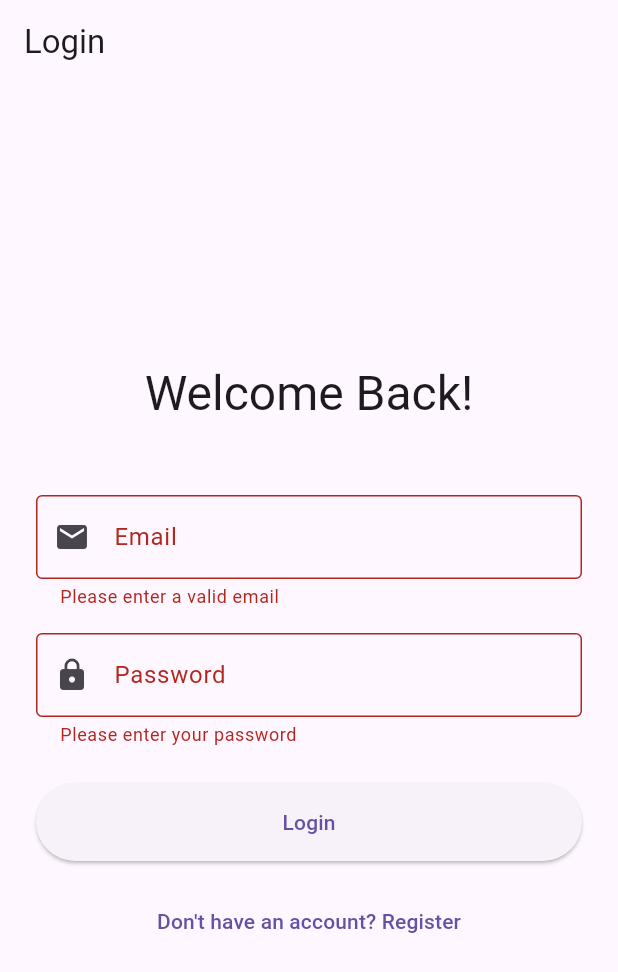
After one commit to azharmlnf/inventory-apps, a Flutter app: the screen it shows after launch, after a tap on "Login", on a phone screen of 412 x 824 dp. The commit adds this screen. Shown: the top 972 px of the screen. Run offline on Flutter 3.47's test engine with Material 3 defaults, Android fonts, the phone set to English and light mode, and no system bars; our stand-ins replace appwrite, flutter_riverpod; network calls fail.

Commit message:
membuat login

```diff
--- /dev/null
+++ b/flutter_inventory_app/lib/core/appwrite_provider.dart
@@ -0,0 +1,13 @@
+import 'package:appwrite/appwrite.dart';
+import 'package:flutter_riverpod/flutter_riverpod.dart';
+
+final appwriteClientProvider = Provider<Client>((ref) {
+  return Client()
+      .setEndpoint('https://sgp.cloud.appwrite.io/v1')
+      .setProject('691431ef001f61d2ee98');
+});
+
+final appwriteAccountProvider = Provider<Account>((ref) {
+  final client = ref.watch(appwriteClientProvider);
+  return Account(client);
+});
--- /dev/null
+++ b/flutter_inventory_app/lib/data/repositories/auth_repository.dart
@@ -0,0 +1,65 @@
+import 'package:appwrite/appwrite.dart';
+import 'package:appwrite/models.dart' as models;
+import 'package:flutter_riverpod/flutter_riverpod.dart';
+import 'package:flutter_inventory_app/core/appwrite_provider.dart';
+
+final authRepositoryProvider = Provider<AuthRepository>((ref) {
+  final account = ref.watch(appwriteAccountProvider);
+  return AuthRepository(account: account);
+});
+
+class AuthRepository {
+  final Account _account;
+
+  AuthRepository({required Account account}) : _account = account;
+
+  Future<models.User> signUp({required String email, required String password, required String name}) async {
+    try {
+      final user = await _account.create(
+        userId: ID.unique(),
+        email: email,
+        password: password,
+        name: name,
+      );
+      return user;
+    } on AppwriteException catch (e) {
+      throw e.message ?? 'An unknown error occurred during sign up.';
+    } catch (e) {
+      throw 'An unexpected error occurred.';
+    }
+  }
+
+  Future<models.Session> signIn({required String email, required String password}) async {
+    try {
+      final session = await _account.createEmailPasswordSession(
+        email: email,
+        password: password,
+      );
+      return session;
+    } on AppwriteException catch (e) {
+      throw e.message ?? 'An unknown error occurred during sign in.';
+    } catch (e) {
+      throw 'An unexpected error occurred.';
+    }
+  }
+
+  Future<void> signOut() async {
+    try {
+      await _account.deleteSession(sessionId: 'current');
+    } on AppwriteException catch (e) {
+      throw e.message ?? 'An unknown error occurred during sign out.';
+    } catch (e) {
+      throw 'An unexpected error occurred.';
+    }
+  }
+
+  Future<models.User?> getCurrentUser() async {
+    try {
+      return await _account.get();
+    } on AppwriteException {
+      return null;
+    } catch (e) {
+      return null;
+    }
+  }
+}
--- /dev/null
+++ b/flutter_inventory_app/lib/features/auth/pages/login_page.dart
@@ -0,0 +1,123 @@
+import 'package:flutter/material.dart';
+import 'package:flutter_riverpod/flutter_riverpod.dart';
+import 'package:flutter_inventory_app/features/auth/pages/register_page.dart';
+import 'package:flutter_inventory_app/features/auth/providers/auth_state_provider.dart';
+
+class LoginPage extends ConsumerStatefulWidget {
+  const LoginPage({super.key});
+
+  @override
+  ConsumerState<LoginPage> createState() => _LoginPageState();
+}
+
+class _LoginPageState extends ConsumerState<LoginPage> {
+  final _formKey = GlobalKey<FormState>();
+  final _emailController = TextEditingController();
+  final _passwordController = TextEditingController();
+
+  @override
+  void dispose() {
+    _emailController.dispose();
+    _passwordController.dispose();
+    super.dispose();
+  }
+
+  void _submit() {
+    if (_formKey.currentState!.validate()) {
+      ref.read(authControllerProvider.notifier).signIn(
+            _emailController.text.trim(),
+            _passwordController.text.trim(),
+          );
+    }
+  }
+
+  @override
+  Widget build(BuildContext context) {
+    ref.listen<AuthState>(authControllerProvider, (previous, next) {
+      if (next.status == AuthStatus.error) {
+        ScaffoldMessenger.of(context).showSnackBar(
+          SnackBar(
+            content: Text(next.errorMessage ?? 'Login Failed'),
+            backgroundColor: Colors.red,
+          ),
+        );
+      }
+    });
+
+    final authState = ref.watch(authControllerProvider);
+
+    return Scaffold(
+      appBar: AppBar(title: const Text('Login')),
+      body: Center(
+        child: SingleChildScrollView(
+          padding: const EdgeInsets.all(24.0),
+          child: Form(
+            key: _formKey,
+            child: Column(
+              mainAxisAlignment: MainAxisAlignment.center,
+              crossAxisAlignment: CrossAxisAlignment.stretch,
+              children: [
+                Text(
+                  'Welcome Back!',
+                  style: Theme.of(context).textTheme.headlineLarge,
+                  textAlign: TextAlign.center,
+                ),
+                const SizedBox(height: 48),
+                TextFormField(
+                  controller: _emailController,
+                  decoration: const InputDecoration(
+                    labelText: 'Email',
+                    border: OutlineInputBorder(),
+                    prefixIcon: Icon(Icons.email),
+                  ),
+                  keyboardType: TextInputType.emailAddress,
+                  validator: (value) {
+                    if (value == null || value.isEmpty || !value.contains('@')) {
+                      return 'Please enter a valid email';
+                    }
+                    return null;
+                  },
+                ),
+                const SizedBox(height: 16),
+                TextFormField(
+                  controller: _passwordController,
+                  decoration: const InputDecoration(
+                    labelText: 'Password',
+                    border: OutlineInputBorder(),
+                    prefixIcon: Icon(Icons.lock),
+                  ),
+                  obscureText: true,
+                  validator: (value) {
+                    if (value == null || value.isEmpty) {
+                      return 'Please enter your password';
+                    }
+                    return null;
+                  },
+                ),
+                const SizedBox(height: 24),
+                authState.status == AuthStatus.loading
+                    ? const Center(child: CircularProgressIndicator())
+                    : ElevatedButton(
+                        onPressed: _submit,
+                        style: ElevatedButton.styleFrom(
+                          padding: const EdgeInsets.symmetric(vertical: 16),
+                        ),
+                        child: const Text('Login'),
+                      ),
+                const SizedBox(height: 16),
+                TextButton(
+                  onPressed: () {
+                    Navigator.of(context).push(
+                      MaterialPageRoute(builder: (context) => const RegisterPage()),
+                    );
+                  },
+                  child: const Text('Don\'t have an account? Register'),
+                ),
+              ],
+            ),
+          ),
+        ),
+      ),
+    );
+  }
+}
--- /dev/null
+++ b/flutter_inventory_app/lib/features/auth/providers/auth_state_provider.dart
@@ -0,0 +1,94 @@
+import 'package:flutter_riverpod/flutter_riverpod.dart';
+import 'package:flutter_inventory_app/data/repositories/auth_repository.dart';
+import 'package:appwrite/models.dart' as models;
+
+enum AuthStatus { initial, authenticated, unauthenticated, loading, error }
+
+class AuthState {
+  final AuthStatus status;
+  final models.User? user;
+  final String? errorMessage;
+
+  AuthState({
+    this.status = AuthStatus.initial,
+    this.user,
+    this.errorMessage,
+  });
+
+  AuthState copyWith({
+    AuthStatus? status,
+    models.User? user,
+    String? errorMessage,
+  }) {
+    return AuthState(
+      status: status ?? this.status,
+      user: user ?? this.user,
+      errorMessage: errorMessage ?? this.errorMessage,
+    );
+  }
+}
+
+class AuthController extends Notifier<AuthState> {
+  @override
+  AuthState build() {
+    return AuthState();
+  }
+
+  AuthRepository get _authRepository => ref.watch(authRepositoryProvider);
+
+  Future<void> checkCurrentUser() async {
+    state = state.copyWith(status: AuthStatus.loading);
+    final user = await _authRepository.getCurrentUser();
+    if (user != null) {
+      state = state.copyWith(status: AuthStatus.authenticated, user: user);
+    } else {
+      state = state.copyWith(status: AuthStatus.unauthenticated);
+    }
+  }
+
+  Future<bool> signUp(String email, String password, String name) async {
+    state = state.copyWith(status: AuthStatus.loading);
+    try {
+      await _authRepository.signUp(email: email, password: password, name: name);
+      state = state.copyWith(status: AuthStatus.unauthenticated, user: null); // Go to unauthenticated state
+      return true;
+    } catch (e) {
+      state = state.copyWith(status: AuthStatus.error, errorMessage: e.toString());
+      return false;
+    }
+  }
+
+  Future<void> signIn(String email, String password) async {
+    state = state.copyWith(status: AuthStatus.loading);
+    try {
+      await _authRepository.signIn(email: email, password: password);
+      final user = await _authRepository.getCurrentUser();
+      state = state.copyWith(status: AuthStatus.authenticated, user: user);
+    } catch (e) {
+      state = state.copyWith(status: AuthStatus.error, errorMessage: e.toString());
+    }
+  }
+
+  Future<void> signOut() async {
+    state = state.copyWith(status: AuthStatus.loading);
+    try {
+      await _authRepository.signOut();
+      state = state.copyWith(status: AuthStatus.unauthenticated, user: null);
+    } catch (e) {
+      state = state.copyWith(status: AuthStatus.error, errorMessage: e.toString());
+    }
+  }
+
+  Future<models.User?> getCurrentUser() {
+    return _authRepository.getCurrentUser();
+  }
+
+  void resetStateToInitial() {}
+}
+
+final authControllerProvider = NotifierProvider<AuthController, AuthState>(AuthController.new);
+
+final currentUserProvider = Provider<models.User?>((ref) {
+  final authState = ref.watch(authControllerProvider);
+  return authState.user;
+});
--- a/flutter_inventory_app/lib/main.dart
+++ b/flutter_inventory_app/lib/main.dart
@@ -1,7 +1,11 @@
 import 'package:flutter/material.dart';
+import 'package:flutter_riverpod/flutter_riverpod.dart';
+import 'package:flutter_inventory_app/features/auth/pages/login_page.dart';
+import 'package:flutter_inventory_app/features/auth/providers/auth_state_provider.dart';
+import 'package:flutter_inventory_app/features/home/home_page.dart';
 
 void main() {
-  runApp(const MyApp());
+  runApp(const ProviderScope(child: MyApp()));
 }
 
 class MyApp extends StatelessWidget {
@@ -14,14 +18,56 @@ class MyApp extends StatelessWidget {
       theme: ThemeData(
         primarySwatch: Colors.teal,
         useMaterial3: true,
+        inputDecorationTheme: const InputDecorationTheme(
+          border: OutlineInputBorder(),
+        ),
       ),
-      home: Scaffold(
-        appBar: AppBar(
-          title: const Text('Inventarisku'),
-        ),
-        body: const Center(
-          child: Text('Selamat datang di Inventarisku!'),
-        ),
+      home: const AuthChecker(),
+    );
+  }
+}
+
+class AuthChecker extends ConsumerStatefulWidget {
+  const AuthChecker({super.key});
+
+  @override
+  ConsumerState<AuthChecker> createState() => _AuthCheckerState();
+}
+
+class _AuthCheckerState extends ConsumerState<AuthChecker> {
+  @override
+  void initState() {
+    super.initState();
+    Future.microtask(
+        () => ref.read(authControllerProvider.notifier).checkCurrentUser());
+  }
+
+  @override
+  Widget build(BuildContext context) {
+    final authState = ref.watch(authControllerProvider);
+
+    switch (authState.status) {
+      case AuthStatus.authenticated:
+        return const HomePage();
+      case AuthStatus.unauthenticated:
+      case AuthStatus.error:
+        return const LoginPage();
+      case AuthStatus.initial:
+      case AuthStatus.loading:
+      default:
+        return const SplashScreen();
+    }
+  }
+}
+
+class SplashScreen extends StatelessWidget {
+  const SplashScreen({super.key});
+
+  @override
+  Widget build(BuildContext context) {
+    return const Scaffold(
+      body: Center(
+        child: CircularProgressIndicator(),
       ),
     );
   }
--- a/flutter_inventory_app/pubspec.yaml
+++ b/flutter_inventory_app/pubspec.yaml
@@ -52,8 +52,9 @@ dependencies:
   workmanager: ^0.5.2
   csv: ^5.1.1
   excel: ^2.1.0
-  flutter_riverpod: ^2.5.1
+  flutter_riverpod: ^3.0.3
   sqflite_common_ffi: ^2.3.3
+  appwrite: ^20.3.0
 
 dev_dependencies:
   flutter_test:
```
Also changed, not shown: flutter_inventory_app/lib/features/auth/pages/register_page.dart (added, +148 -0 lines), flutter_inventory_app/lib/features/home/home_page.dart (added, +44 -0 lines), flutter_inventory_app/pubspec.lock, 5 other files.
